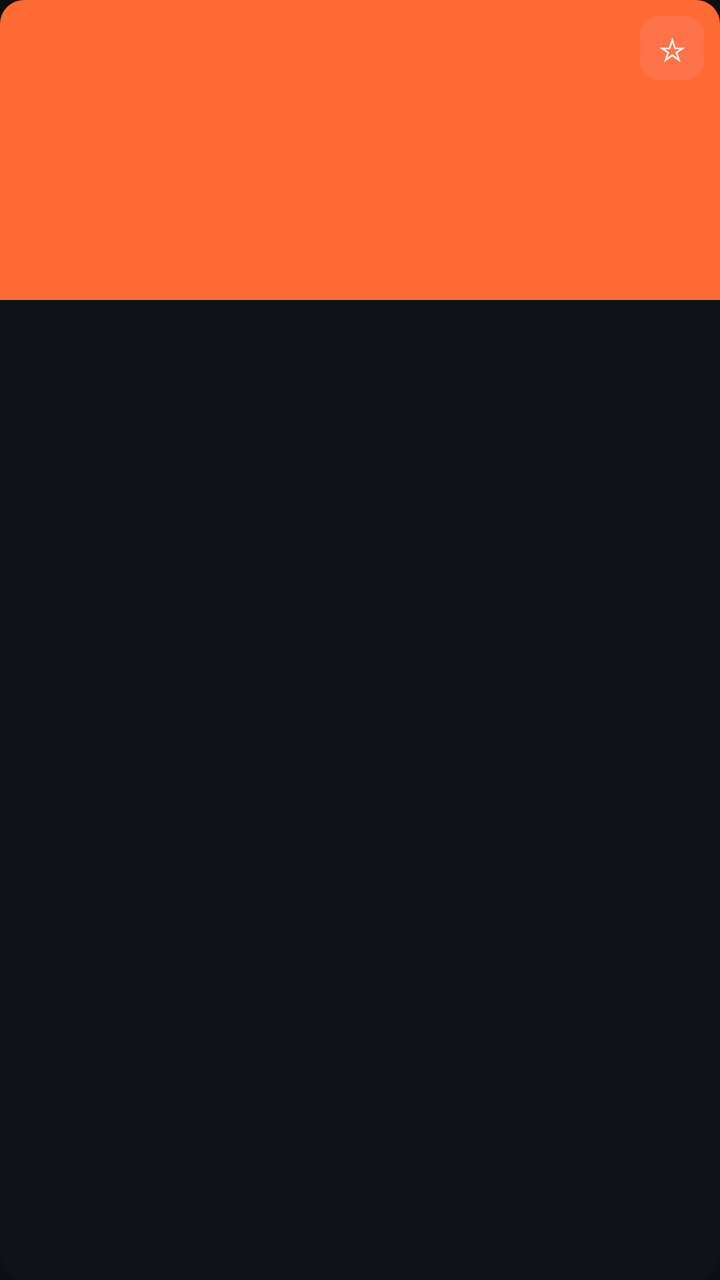
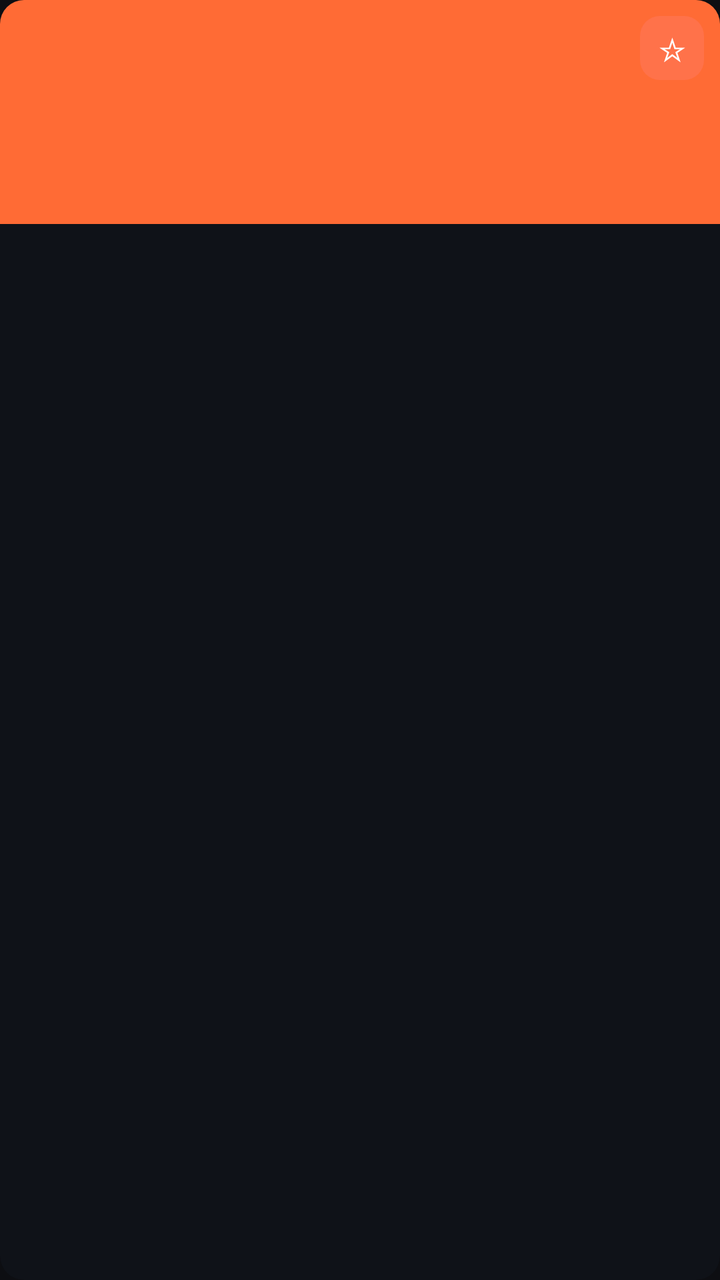

Compare the two renders of this Android layout. The source of the first and the diff that turns it into the second are given below.
<!-- AndroidManifest.xml: application theme Theme.BiBiFit -->
<!-- res/layout/item_drive_card.xml -->
<?xml version="1.0" encoding="utf-8"?>
<com.google.android.material.card.MaterialCardView xmlns:android="http://schemas.android.com/apk/res/android"
    xmlns:app="http://schemas.android.com/apk/res-auto"
    android:id="@+id/drive_card_root"
    android:layout_width="@dimen/drive_card_width"
    android:layout_height="wrap_content"
    android:layout_marginEnd="@dimen/rail_gap"
    android:clickable="true"
    android:focusable="true"
    android:focusableInTouchMode="true"
    android:foreground="?attr/selectableItemBackground"
    app:cardCornerRadius="@dimen/radius_md"
    app:cardElevation="@dimen/elevation_0"
    app:cardBackgroundColor="@color/tile_bg"
    app:strokeWidth="0dp"
    app:strokeColor="@color/tile_focus_ring">

    <LinearLayout
        android:layout_width="match_parent"
        android:layout_height="wrap_content"
        android:orientation="vertical">

        
        <FrameLayout
            android:layout_width="match_parent"
            android:layout_height="150dp">

            <View
                android:id="@+id/drive_bg"
                android:layout_width="match_parent"
                android:layout_height="match_parent"
                android:background="@color/drive_icon_tile" />

            <TextView
                android:id="@+id/drive_icon"
                android:layout_width="match_parent"
                android:layout_height="match_parent"
                android:gravity="center"
                android:textColor="@color/drive_icon_tile_text"
                android:textSize="40sp"
                android:textStyle="bold" />

            
            <TextView
                android:id="@+id/drive_fav_star"
                android:layout_width="32dp"
                android:layout_height="32dp"
                android:layout_gravity="top|end"
                android:layout_marginTop="@dimen/spacing_sm"
                android:layout_marginEnd="@dimen/spacing_sm"
                android:background="@drawable/badge_resume"
                android:clickable="true"
                android:contentDescription="@string/fav_desc"
                android:focusable="true"
                android:focusableInTouchMode="true"
                android:gravity="center"
                android:text="☆"
                android:textColor="@color/tile_title"
                android:textSize="16sp" />
        </FrameLayout>

        
        <LinearLayout
            android:layout_width="match_parent"
            android:layout_height="wrap_content"
            android:orientation="vertical"
            android:paddingHorizontal="@dimen/spacing_md"
            android:paddingTop="@dimen/spacing_sm"
            android:paddingBottom="@dimen/spacing_md">

            <TextView
                android:id="@+id/drive_name"
                android:layout_width="match_parent"
                android:layout_height="wrap_content"
                android:ellipsize="end"
                android:maxLines="2"
                android:textColor="@color/tile_title"
                android:textSize="@dimen/text_drive_name"
                android:textStyle="bold" />

            <TextView
                android:id="@+id/drive_meta"
                android:layout_width="match_parent"
                android:layout_height="wrap_content"
                android:layout_marginTop="2dp"
                android:ellipsize="end"
                android:maxLines="1"
                android:textColor="@color/tile_subtitle"
                android:textSize="@dimen/text_drive_meta" />
        </LinearLayout>
    </LinearLayout>
</com.google.android.material.card.MaterialCardView>
<!-- resources referenced by this layout -->
<resources>
  <color name="drive_icon_tile">#FFFF6B35</color>
  <color name="drive_icon_tile_text">#FF1A0A0F</color>
  <color name="tile_bg">#FF0F1218</color>
  <color name="tile_focus_ring">#FFFF6B35</color>
  <color name="tile_subtitle">#FFC0C4D0</color>
  <color name="tile_title">#FFFFFFFF</color>
  <dimen name="drive_card_width">128dp</dimen>
  <dimen name="elevation_0">0dp</dimen>
  <dimen name="radius_md">12dp</dimen>
  <dimen name="rail_gap">12dp</dimen>
  <dimen name="spacing_md">12dp</dimen>
  <dimen name="spacing_sm">8dp</dimen>
  <dimen name="text_drive_meta">12sp</dimen>
  <dimen name="text_drive_name">14sp</dimen>
  <!-- drawable badge_resume (drawable) -->
  <?xml version="1.0" encoding="utf-8"?>
  <shape xmlns:android="http://schemas.android.com/apk/res/android"
      android:shape="rectangle">
      <solid android:color="#33FF8B9F" />
      <corners android:radius="10dp" />
  </shape>
  <string name="fav_desc">Adicionar à Minha lista</string>
  <color name="md_primary">#FFFF6B35</color>
  <color name="md_on_primary">#FF1A0A0F</color>
  <color name="md_primary_container">#FF7B2D12</color>
  <color name="md_on_primary_container">#FFFFEAF1</color>
  <color name="md_secondary">#FFC026D3</color>
  <color name="md_on_secondary">#FF1A0A1F</color>
  <color name="md_secondary_container">#FF5A1B6E</color>
  <color name="md_on_secondary_container">#FFFBD7FF</color>
  <color name="md_background">#FF0D0E12</color>
  <color name="md_surface">#FF16181F</color>
  <color name="md_surface_variant">#FF232634</color>
  <color name="md_on_background">#FFEAEAF0</color>
  <color name="md_on_surface">#FFEAEAF0</color>
  <color name="md_on_surface_variant">#FFC0C4D0</color>
  <color name="md_outline">#FF3A3F4F</color>
  <color name="md_outline_variant">#FF2A2E3A</color>
  <color name="md_error">#FFCF6679</color>
  <color name="md_on_error">#FF600014</color>
  <style name="Widget.Meggy.CardView" parent="Widget.Material3.CardView.Filled">
          <item name="cardBackgroundColor">@color/md_surface_container</item>
          <item name="cardCornerRadius">20dp</item>
          <item name="cardElevation">2dp</item>
          <item name="contentPadding">0dp</item>
          <item name="strokeWidth">0dp</item>
      </style>
  <color name="md_surface_container">#FF1B1E27</color>
  <!-- unchanged entries left out for length: 1 -->
</resources>

<!-- the commit's change to res/layout/item_drive_card.xml (unified diff, before → after) -->
@@ -23,7 +23,7 @@
         
         <FrameLayout
             android:layout_width="match_parent"
-            android:layout_height="150dp">
+            android:layout_height="@dimen/drive_tile_height">
 
             <View
                 android:id="@+id/drive_bg"
@@ -37,7 +37,7 @@
                 android:layout_height="match_parent"
                 android:gravity="center"
                 android:textColor="@color/drive_icon_tile_text"
-                android:textSize="40sp"
+                android:textSize="52sp"
                 android:textStyle="bold" />
 
             
<!-- resource entries referenced after the edit -->
@@ -7,6 +7,7 @@
   <color name="tile_subtitle">#FFC0C4D0</color>
   <color name="tile_title">#FFFFFFFF</color>
   <dimen name="drive_card_width">128dp</dimen>
+  <dimen name="drive_tile_height">112dp</dimen>
   <dimen name="elevation_0">0dp</dimen>
   <dimen name="radius_md">12dp</dimen>
   <dimen name="rail_gap">12dp</dimen>
